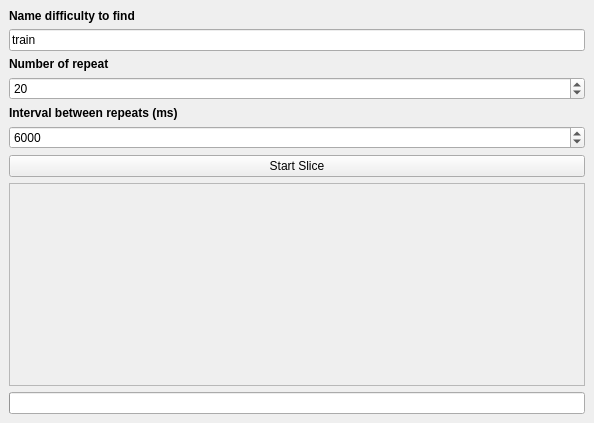
Above: interface.ui from PokoRoko/osuSlice before the change. Below: the same form after it.
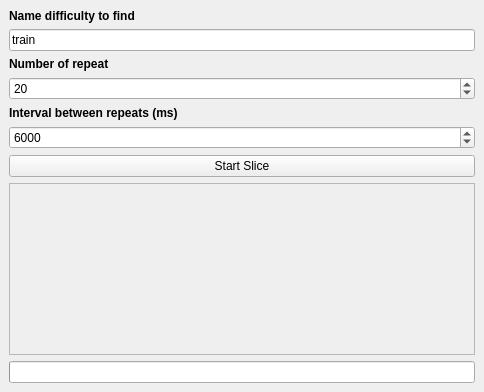
That is the form after the change.

What changed in the file:
```diff
--- a/interface.ui
+++ b/interface.ui
@@ -6,8 +6,8 @@
    <rect>
     <x>0</x>
     <y>0</y>
-    <width>594</width>
-    <height>423</height>
+    <width>484</width>
+    <height>392</height>
    </rect>
   </property>
   <property name="font">
```
